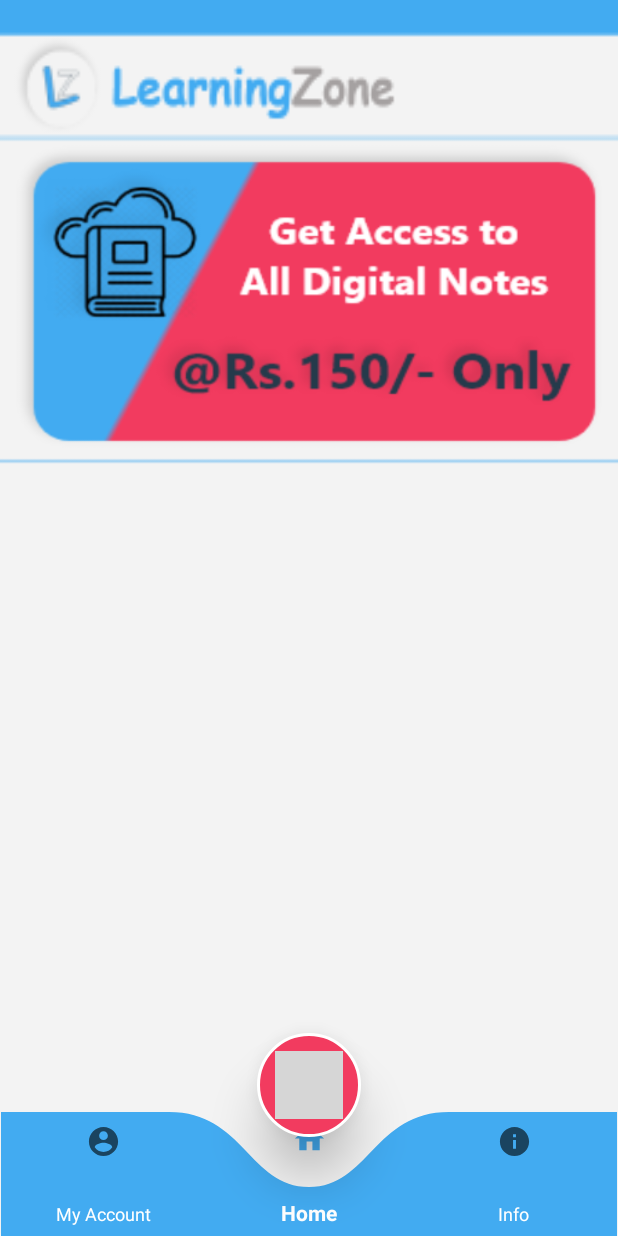
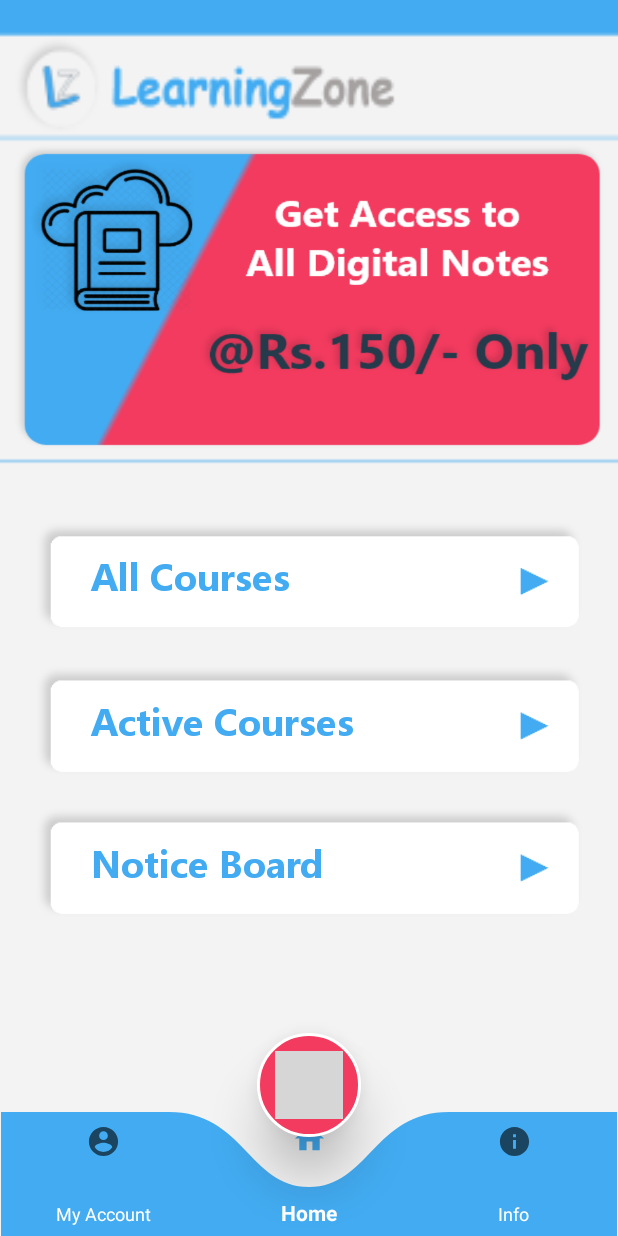
Before and after one commit to Abhi73017/Learning_Zone, an Android app: the Home screen opened directly, with no data from a screen before it, on a phone screen of 412 x 824 dp. Run offline under Robolectric (Android 15) with nearby library versions, the phone set to English and light mode, and no system bars; libraries missing offline, so code that uses them is left out: com.sdsmdg.harjot; plain views replace VectorMasterView; grey boxes are pictures that could not be loaded.

Commit message:
Image Slider Images added and home fragment UI design completed

```diff
--- a/app/src/main/java/com/abhishek/learningzone/main_fragments/Home.kt
+++ b/app/src/main/java/com/abhishek/learningzone/main_fragments/Home.kt
@@ -15,7 +15,7 @@ class Home : Fragment() {
     companion object {
         fun newInstance() = Home()
     }
-    val images = arrayOf<Int>(R.drawable.slide1, R.drawable.slide2, R.drawable.slide3)
+    val images = arrayOf<Int>(R.drawable.slide1, R.drawable.slide2, R.drawable.slide3, R.drawable.slide4,R.drawable.slide5)
 
 
     override fun onCreateView(
--- a/app/src/main/res/layout/home_fragment.xml
+++ b/app/src/main/res/layout/home_fragment.xml
@@ -16,8 +16,58 @@
         app:layout_constraintEnd_toEndOf="@id/guideline34"
         app:layout_constraintStart_toStartOf="@id/guideline33"
         app:layout_constraintTop_toTopOf="@id/guideline37" >
+    </ViewFlipper>
 
-    </ViewFlipper>
+
+    <Button
+        android:id="@+id/all_courses_btn"
+        android:layout_width="0dp"
+        android:layout_height="0dp"
+        android:text="      All Courses"
+        android:textAllCaps="false"
+        android:fontFamily="@font/bold"
+        android:textColor="@color/blue"
+        android:textSize="25dp"
+        android:textAlignment="textStart"
+        android:background="@drawable/btn_back1"
+        app:layout_constraintBottom_toTopOf="@+id/guideline43"
+        app:layout_constraintEnd_toEndOf="@id/guideline41"
+        app:layout_constraintStart_toStartOf="@id/guideline40"
+        app:layout_constraintTop_toTopOf="@+id/guideline42" />
+
+    <Button
+        android:id="@+id/active_courses_btn"
+        android:layout_width="0dp"
+        android:layout_height="0dp"
+        android:text="      Active Courses"
+        android:textAllCaps="false"
+        android:fontFamily="@font/bold"
+        android:textColor="@color/blue"
+        android:textSize="25dp"
+        android:textAlignment="textStart"
+        android:background="@drawable/btn_back1"
+        app:layout_constraintBottom_toTopOf="@+id/guideline45"
+        app:layout_constraintEnd_toEndOf="@id/guideline41"
+        app:layout_constraintStart_toStartOf="@id/guideline40"
+        app:layout_constraintTop_toTopOf="@+id/guideline44" />
+
+    <Button
+        android:id="@+id/notice_board_btn"
+        android:layout_width="0dp"
+        android:layout_height="0dp"
+        android:text="      Notice Board"
+        android:textAllCaps="false"
+        android:fontFamily="@font/bold"
+        android:textColor="@color/blue"
+        android:textSize="25dp"
+        android:textAlignment="textStart"
+        android:background="@drawable/btn_back1"
+        app:layout_constraintBottom_toTopOf="@+id/guideline47"
+        app:layout_constraintEnd_toEndOf="@id/guideline41"
+        app:layout_constraintStart_toStartOf="@id/guideline40"
+        app:layout_constraintTop_toTopOf="@+id/guideline46" />
+
+
 
     <androidx.constraintlayout.widget.Guideline
         android:id="@+id/guideline32"
@@ -83,5 +133,69 @@
         app:layout_constraintGuide_begin="20dp"
         app:layout_constraintGuide_percent="1.0"/>
 
+    <androidx.constraintlayout.widget.Guideline
+        android:id="@+id/guideline40"
+        android:layout_width="wrap_content"
+        android:layout_height="wrap_content"
+        android:orientation="vertical"
+        app:layout_constraintGuide_begin="20dp"
+        app:layout_constraintGuide_percent="0.05"/>
+
+    <androidx.constraintlayout.widget.Guideline
+        android:id="@+id/guideline41"
+        android:layout_width="wrap_content"
+        android:layout_height="wrap_content"
+        android:orientation="vertical"
+        app:layout_constraintGuide_begin="20dp"
+        app:layout_constraintGuide_percent="0.95"/>
+
+    <androidx.constraintlayout.widget.Guideline
+        android:id="@+id/guideline42"
+        android:layout_width="wrap_content"
+        android:layout_height="wrap_content"
+        android:orientation="horizontal"
+        app:layout_constraintGuide_begin="20dp"
+        app:layout_constraintGuide_percent="0.418"/>
+
+    <androidx.constraintlayout.widget.Guideline
+        android:id="@+id/guideline43"
+        android:layout_width="wrap_content"
+        android:layout_height="wrap_content"
+        android:orientation="horizontal"
+        app:layout_constraintGuide_begin="20dp"
+        app:layout_constraintGuide_percent="0.514"/>
+
+    <androidx.constraintlayout.widget.Guideline
+        android:id="@+id/guideline44"
+        android:layout_width="wrap_content"
+        android:layout_height="wrap_content"
+        android:orientation="horizontal"
+        app:layout_constraintGuide_begin="20dp"
+        app:layout_constraintGuide_percent="0.535"/>
+
+    <androidx.constraintlayout.widget.Guideline
+        android:id="@+id/guideline45"
+        android:layout_width="wrap_content"
+        android:layout_height="wrap_content"
+        android:orientation="horizontal"
+        app:layout_constraintGuide_begin="20dp"
+        app:layout_constraintGuide_percent="0.631"/>
+
+    <androidx.constraintlayout.widget.Guideline
+        android:id="@+id/guideline46"
+        android:layout_width="wrap_content"
+        android:layout_height="wrap_content"
+        android:orientation="horizontal"
+        app:layout_constraintGuide_begin="20dp"
+        app:layout_constraintGuide_percent="0.650"/>
+
+    <androidx.constraintlayout.widget.Guideline
+        android:id="@+id/guideline47"
+        android:layout_width="wrap_content"
+        android:layout_height="wrap_content"
+        android:orientation="horizontal"
+        app:layout_constraintGuide_begin="20dp"
+        app:layout_constraintGuide_percent="0.746"/>
+
 
 </androidx.constraintlayout.widget.ConstraintLayout>
```
Also changed, not shown: app/src/main/res/drawable/slide1.png, app/src/main/res/drawable/slide2.png, app/src/main/res/drawable/slide3.png, app/src/main/res/drawable/slide4.png (added), app/src/main/res/drawable/slide5.png (added), app/src/main/res/home_background.png (deleted).
